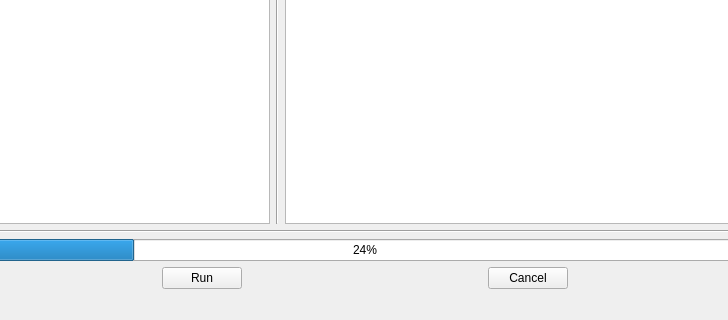
Old version of the form demo.ui in the repository DoaremonTaoXi/Graduation-Design; both pictures show x 87 to 815 and y 294 to 614 of the 904 by 614 pixel window.
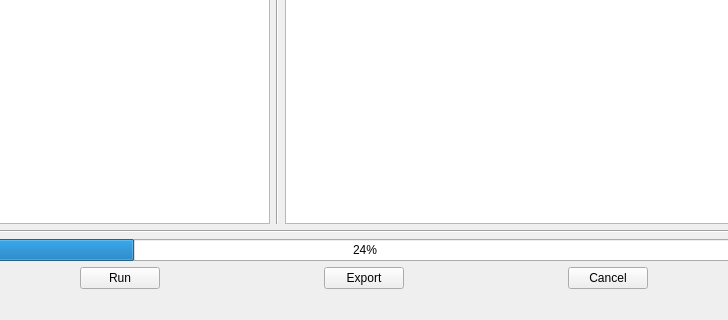
New version of the form.

```diff
--- a/demo.ui
+++ b/demo.ui
@@ -214,6 +214,19 @@
         </property>
        </widget>
       </item>
+      <item>
+       <widget class="QPushButton" name="Button_Export">
+        <property name="sizePolicy">
+         <sizepolicy hsizetype="Fixed" vsizetype="Fixed">
+          <horstretch>0</horstretch>
+          <verstretch>0</verstretch>
+         </sizepolicy>
+        </property>
+        <property name="text">
+         <string>Export</string>
+        </property>
+       </widget>
+      </item>
       <item>
        <widget class="QPushButton" name="Button_Cancel">
         <property name="sizePolicy">
```
